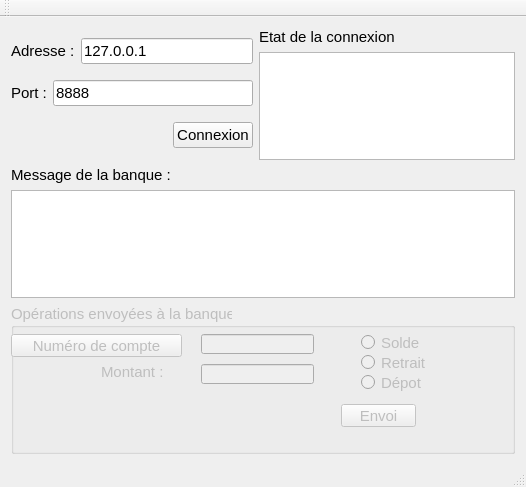
First picture: the form in 12_banque_Client_Serveur/ClientBanque/clientbanquewindow.ui, repository TheoMichaud/Apprendre_QT, before the edit.
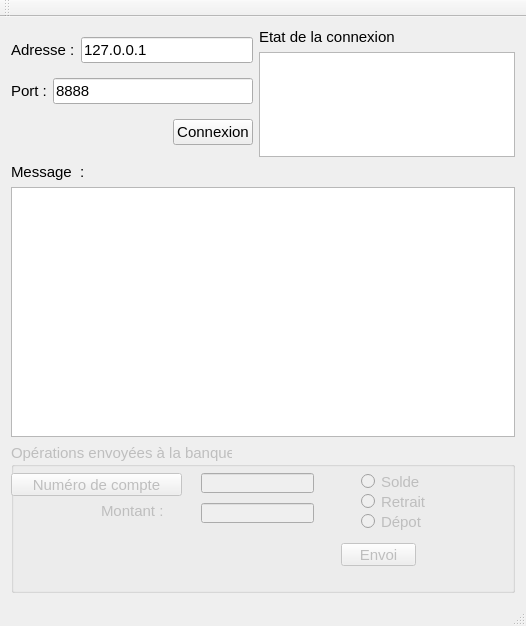
Second picture: the form after the edit.

Diff of the .ui file:
```diff
--- a/12_banque_Client_Serveur/ClientBanque/clientbanquewindow.ui
+++ b/12_banque_Client_Serveur/ClientBanque/clientbanquewindow.ui
@@ -7,7 +7,7 @@
     <x>0</x>
     <y>0</y>
     <width>526</width>
-    <height>487</height>
+    <height>626</height>
    </rect>
   </property>
   <property name="windowTitle">
@@ -137,12 +137,19 @@
          </font>
         </property>
         <property name="text">
-         <string>Message de la banque :</string>
+         <string>Message  :</string>
         </property>
        </widget>
       </item>
       <item>
-       <widget class="QTextEdit" name="textEditMessageBanque"/>
+       <widget class="QTextEdit" name="textEditMessageBanque">
+        <property name="minimumSize">
+         <size>
+          <width>0</width>
+          <height>250</height>
+         </size>
+        </property>
+       </widget>
       </item>
      </layout>
     </item>
```
Left out of the diff: 2 changed lines with no effect on the pictures.
